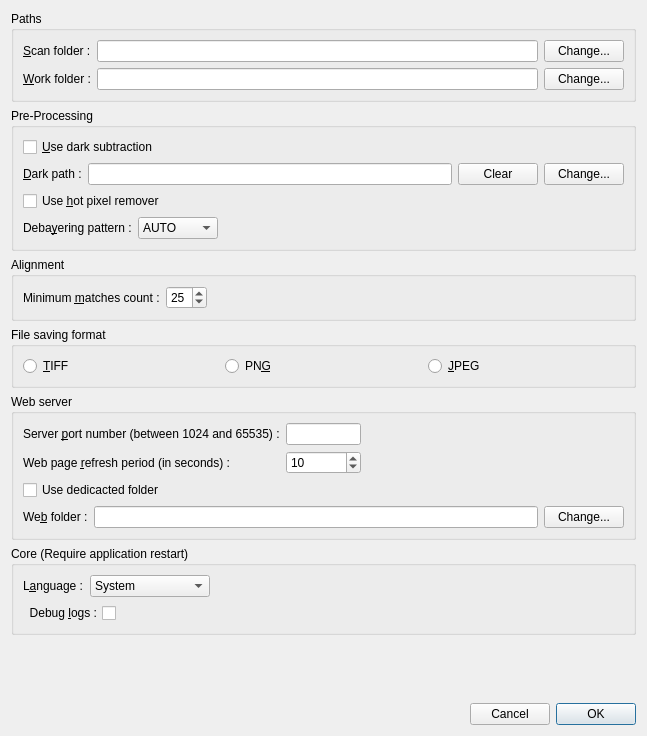
Before: the Qt Designer form src/als/ui/prefs_ui.ui in gehelem/als, drawn with Qt 5.
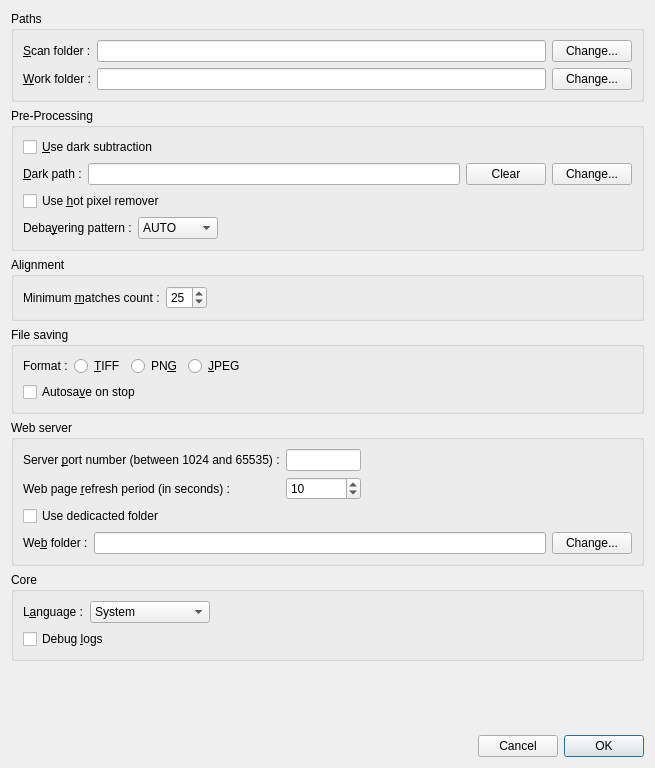
After: the same form once the commit is applied.

The edit to the form file:
```diff
--- a/src/als/ui/prefs_ui.ui
+++ b/src/als/ui/prefs_ui.ui
@@ -6,14 +6,14 @@
    <rect>
     <x>0</x>
     <y>0</y>
-    <width>647</width>
-    <height>736</height>
+    <width>655</width>
+    <height>768</height>
    </rect>
   </property>
   <property name="windowTitle">
    <string>ALS preferences</string>
   </property>
-  <layout class="QVBoxLayout" name="verticalLayout_5">
+  <layout class="QVBoxLayout" name="verticalLayout_6">
    <item>
     <widget class="QGroupBox" name="groupBox">
      <property name="title">
@@ -248,9 +248,7 @@
           </property>
          </widget>
         </item>
-       </layout>
-      </item>
-      <item>
+        <item row="0" column="2">
        <spacer name="horizontalSpacer_3">
         <property name="orientation">
          <enum>Qt::Horizontal</enum>
@@ -264,14 +262,31 @@
        </spacer>
       </item>
      </layout>
+      </item>
+     </layout>
     </widget>
    </item>
    <item>
     <widget class="QGroupBox" name="groupBox_4">
+     <property name="minimumSize">
+      <size>
+       <width>0</width>
+       <height>0</height>
+      </size>
+     </property>
      <property name="title">
-      <string>File saving format</string>
+      <string>File saving</string>
      </property>
+     <layout class="QVBoxLayout" name="verticalLayout_2">
+      <item>
      <layout class="QHBoxLayout" name="horizontalLayout_5">
+        <item>
+         <widget class="QLabel" name="label_3">
+          <property name="text">
+           <string>Format :</string>
+          </property>
+         </widget>
+        </item>
       <item>
        <widget class="QRadioButton" name="radioSaveTiff">
         <property name="text">
@@ -293,6 +308,51 @@
         </property>
        </widget>
       </item>
+        <item>
+         <spacer name="horizontalSpacer_9">
+          <property name="orientation">
+           <enum>Qt::Horizontal</enum>
+          </property>
+          <property name="sizeHint" stdset="0">
+           <size>
+            <width>40</width>
+            <height>20</height>
+           </size>
+          </property>
+         </spacer>
+        </item>
+       </layout>
+      </item>
+      <item>
+       <layout class="QHBoxLayout" name="horizontalLayout_8">
+        <item>
+         <widget class="QCheckBox" name="chk_save_on_stop">
+          <property name="toolTip">
+           <string>Save processed image to disk when stopping a running session. Can be overriden at runtime</string>
+          </property>
+          <property name="layoutDirection">
+           <enum>Qt::LeftToRight</enum>
+          </property>
+          <property name="text">
+           <string>Autosa&amp;ve on stop</string>
+          </property>
+         </widget>
+        </item>
+        <item>
+         <spacer name="horizontalSpacer_8">
+          <property name="orientation">
+           <enum>Qt::Horizontal</enum>
+          </property>
+          <property name="sizeHint" stdset="0">
+           <size>
+            <width>40</width>
+            <height>20</height>
+           </size>
+          </property>
+         </spacer>
+        </item>
+       </layout>
+      </item>
      </layout>
     </widget>
    </item>
@@ -433,9 +493,9 @@
    <item>
     <widget class="QGroupBox" name="groupBox_6">
      <property name="title">
-      <string>Core (Require application restart)</string>
+      <string>Core</string>
      </property>
-     <layout class="QVBoxLayout" name="verticalLayout_2">
+     <layout class="QVBoxLayout" name="verticalLayout_5">
       <item>
        <layout class="QHBoxLayout" name="horizontalLayout_9">
         <item>
@@ -493,10 +553,10 @@
         <item>
          <widget class="QCheckBox" name="chk_debug_logs">
           <property name="layoutDirection">
-           <enum>Qt::RightToLeft</enum>
+           <enum>Qt::LeftToRight</enum>
           </property>
           <property name="text">
-           <string>Debug &amp;logs :</string>
+           <string>Debug &amp;logs</string>
           </property>
          </widget>
         </item>
```
Lines whose indentation alone changed are shown as unchanged.
